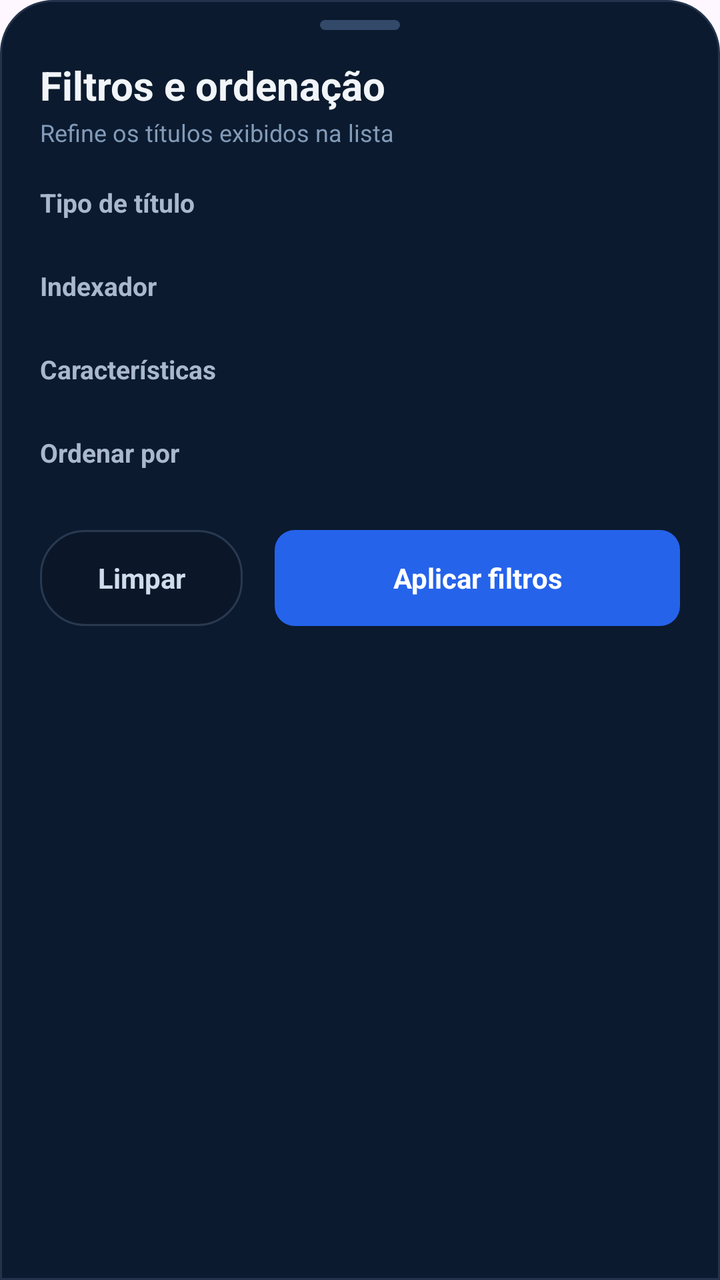
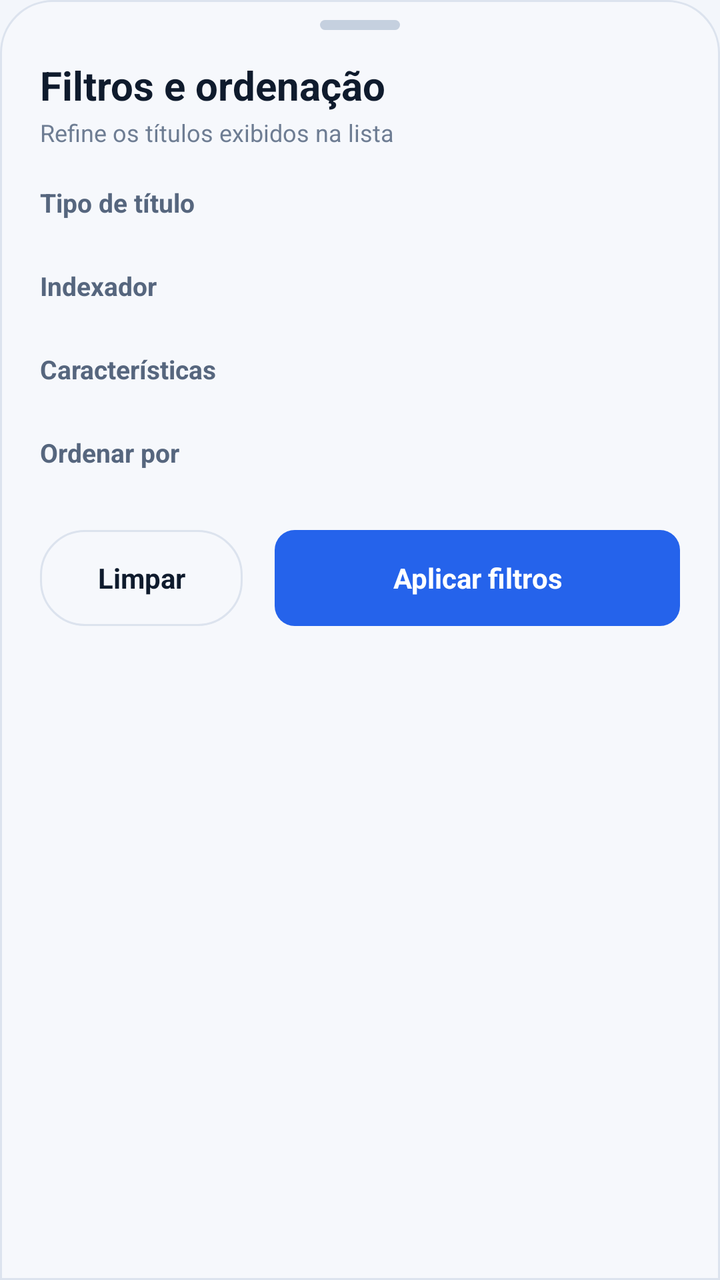

Screens rendered from an Android XML layout before and after an edit, with the pre-edit source and the edit as a unified diff.
<!-- AndroidManifest.xml: application theme Theme.AccurancyMobileApp -->
<!-- res/layout/sheet_filtros_renda_fixa.xml -->
<?xml version="1.0" encoding="utf-8"?>
<LinearLayout xmlns:android="http://schemas.android.com/apk/res/android"
    xmlns:app="http://schemas.android.com/apk/res-auto"
    android:layout_width="match_parent"
    android:layout_height="wrap_content"
    android:background="@drawable/bg_bottom_sheet_card"
    android:orientation="vertical">

    <View
        android:layout_width="40dp"
        android:layout_height="5dp"
        android:layout_gravity="center_horizontal"
        android:layout_marginTop="10dp"
        android:background="@drawable/bg_sheet_handle" />

    <ScrollView
        android:layout_width="match_parent"
        android:layout_height="wrap_content"
        android:overScrollMode="never"
        android:scrollbars="none">

        <LinearLayout
            android:id="@+id/conteudoSheetFiltros"
            android:layout_width="match_parent"
            android:layout_height="wrap_content"
            android:orientation="vertical"
            android:paddingHorizontal="20dp"
            android:paddingTop="14dp"
            android:paddingBottom="20dp">

            <TextView
                android:layout_width="match_parent"
                android:layout_height="wrap_content"
                android:text="Filtros e ordenação"
                android:textColor="#F1F5F9"
                android:textSize="20sp"
                android:textStyle="bold" />

            <TextView
                android:layout_width="match_parent"
                android:layout_height="wrap_content"
                android:layout_marginTop="2dp"
                android:text="Refine os títulos exibidos na lista"
                android:textColor="#829BB9"
                android:textSize="12sp" />

            <TextView
                android:layout_width="match_parent"
                android:layout_height="wrap_content"
                android:layout_marginTop="18dp"
                android:text="Tipo de título"
                android:textColor="#AAB8CC"
                android:textSize="13sp"
                android:textStyle="bold" />

            <com.google.android.material.chip.ChipGroup
                android:id="@+id/chipsTipo"
                android:layout_width="match_parent"
                android:layout_height="wrap_content"
                android:layout_marginTop="8dp"
                app:chipSpacingHorizontal="8dp"
                app:chipSpacingVertical="6dp"
                app:singleSelection="true"
                app:selectionRequired="true"/>

            <TextView
                android:layout_width="match_parent"
                android:layout_height="wrap_content"
                android:layout_marginTop="16dp"
                android:text="Indexador"
                android:textColor="#AAB8CC"
                android:textSize="13sp"
                android:textStyle="bold" />

            <com.google.android.material.chip.ChipGroup
                android:id="@+id/chipsIndexador"
                android:layout_width="match_parent"
                android:layout_height="wrap_content"
                android:layout_marginTop="8dp"
                app:chipSpacingHorizontal="8dp"
                app:chipSpacingVertical="6dp"
                app:singleSelection="true"
                app:selectionRequired="true"/>

            <TextView
                android:layout_width="match_parent"
                android:layout_height="wrap_content"
                android:layout_marginTop="16dp"
                android:text="Características"
                android:textColor="#AAB8CC"
                android:textSize="13sp"
                android:textStyle="bold" />

            <com.google.android.material.chip.ChipGroup
                android:id="@+id/chipsCaracteristicas"
                android:layout_width="match_parent"
                android:layout_height="wrap_content"
                android:layout_marginTop="8dp"
                app:chipSpacingHorizontal="8dp"
                app:chipSpacingVertical="6dp"
                />

            <TextView
                android:layout_width="match_parent"
                android:layout_height="wrap_content"
                android:layout_marginTop="16dp"
                android:text="Ordenar por"
                android:textColor="#AAB8CC"
                android:textSize="13sp"
                android:textStyle="bold" />

            <com.google.android.material.chip.ChipGroup
                android:id="@+id/chipsOrdem"
                android:layout_width="match_parent"
                android:layout_height="wrap_content"
                android:layout_marginTop="8dp"
                app:chipSpacingHorizontal="8dp"
                app:chipSpacingVertical="6dp"
                app:singleSelection="true"
                app:selectionRequired="true"/>

            <LinearLayout
                android:layout_width="match_parent"
                android:layout_height="wrap_content"
                android:layout_marginTop="22dp"
                android:orientation="horizontal">

                <TextView
                    android:id="@+id/btnLimparFiltrosRf"
                    android:layout_width="0dp"
                    android:layout_height="48dp"
                    android:layout_marginEnd="8dp"
                    android:layout_weight="1"
                    android:background="@drawable/bg_filtro_categoria"
                    android:clickable="true"
                    android:focusable="true"
                    android:gravity="center"
                    android:text="Limpar"
                    android:textColor="#D1DCEB"
                    android:textSize="14sp"
                    android:textStyle="bold" />

                <TextView
                    android:id="@+id/btnAplicarFiltrosRf"
                    android:layout_width="0dp"
                    android:layout_height="48dp"
                    android:layout_marginStart="8dp"
                    android:layout_weight="2"
                    android:background="@drawable/bg_btn_primary"
                    android:clickable="true"
                    android:focusable="true"
                    android:gravity="center"
                    android:text="Aplicar filtros"
                    android:textColor="#FFFFFF"
                    android:textSize="14sp"
                    android:textStyle="bold" />

            </LinearLayout>

        </LinearLayout>

    </ScrollView>

</LinearLayout>
<!-- resources referenced by this layout -->
<resources>
  <!-- drawable bg_bottom_sheet_card (drawable) -->
  <?xml version="1.0" encoding="utf-8"?>
  <shape xmlns:android="http://schemas.android.com/apk/res/android">
      <solid android:color="#0B1A2E" />
      <stroke
          android:width="1dp"
          android:color="#22334B" />
      <corners
          android:topLeftRadius="26dp"
          android:topRightRadius="26dp" />
  </shape>
  <!-- drawable bg_btn_primary (drawable) -->
  <?xml version="1.0" encoding="utf-8"?>
  <selector xmlns:android="http://schemas.android.com/apk/res/android">
      
      <item android:state_pressed="true">
          <shape android:shape="rectangle">
              <solid android:color="#1D4ED8" />
              <corners android:radius="10dp" />
          </shape>
      </item>
      
      <item>
          <shape android:shape="rectangle">
              <solid android:color="@color/btn_primary" />
              <corners android:radius="10dp" />
          </shape>
      </item>
  </selector>
  <!-- drawable bg_filtro_categoria (drawable) -->
  <?xml version="1.0" encoding="utf-8"?>
  <shape xmlns:android="http://schemas.android.com/apk/res/android">
      <solid android:color="#0B1729" />
      <stroke
          android:width="1dp"
          android:color="#293950" />
      <corners android:radius="22dp" />
  </shape>
  <!-- drawable bg_sheet_handle (drawable) -->
  <?xml version="1.0" encoding="utf-8"?>
  <shape xmlns:android="http://schemas.android.com/apk/res/android">
      <solid android:color="#33496A" />
      <corners android:radius="3dp" />
  </shape>
  <color name="btn_primary">#2563EB</color>
  <style name="Base.Theme.AccurancyMobileApp" parent="Theme.Material3.DayNight.NoActionBar">
          
          
  
      </style>
  <!-- unchanged entries left out for length: 1 -->
</resources>

<!-- the commit's change to res/layout/sheet_filtros_renda_fixa.xml (unified diff, before → after) -->
@@ -32,7 +32,7 @@
                 android:layout_width="match_parent"
                 android:layout_height="wrap_content"
                 android:text="Filtros e ordenação"
-                android:textColor="#F1F5F9"
+                android:textColor="@color/text_primary"
                 android:textSize="20sp"
                 android:textStyle="bold" />
 
@@ -41,7 +41,7 @@
                 android:layout_height="wrap_content"
                 android:layout_marginTop="2dp"
                 android:text="Refine os títulos exibidos na lista"
-                android:textColor="#829BB9"
+                android:textColor="@color/texto_fraco"
                 android:textSize="12sp" />
 
             <TextView
@@ -49,7 +49,7 @@
                 android:layout_height="wrap_content"
                 android:layout_marginTop="18dp"
                 android:text="Tipo de título"
-                android:textColor="#AAB8CC"
+                android:textColor="@color/text_secondary"
                 android:textSize="13sp"
                 android:textStyle="bold" />
 
@@ -68,7 +68,7 @@
                 android:layout_height="wrap_content"
                 android:layout_marginTop="16dp"
                 android:text="Indexador"
-                android:textColor="#AAB8CC"
+                android:textColor="@color/text_secondary"
                 android:textSize="13sp"
                 android:textStyle="bold" />
 
@@ -87,7 +87,7 @@
                 android:layout_height="wrap_content"
                 android:layout_marginTop="16dp"
                 android:text="Características"
-                android:textColor="#AAB8CC"
+                android:textColor="@color/text_secondary"
                 android:textSize="13sp"
                 android:textStyle="bold" />
 
@@ -105,7 +105,7 @@
                 android:layout_height="wrap_content"
                 android:layout_marginTop="16dp"
                 android:text="Ordenar por"
-                android:textColor="#AAB8CC"
+                android:textColor="@color/text_secondary"
                 android:textSize="13sp"
                 android:textStyle="bold" />
 
@@ -136,7 +136,7 @@
                     android:focusable="true"
                     android:gravity="center"
                     android:text="Limpar"
-                    android:textColor="#D1DCEB"
+                    android:textColor="@color/text_primary"
                     android:textSize="14sp"
                     android:textStyle="bold" />
 
<!-- resource entries referenced after the edit -->
@@ -1,12 +1,15 @@
 <!-- resources referenced by this layout -->
 <resources>
+  <color name="text_primary">#FF0F1B2D</color>
+  <color name="text_secondary">#FF56667E</color>
+  <color name="texto_fraco">#FF6E7D93</color>
   <!-- drawable bg_bottom_sheet_card (drawable) -->
   <?xml version="1.0" encoding="utf-8"?>
   <shape xmlns:android="http://schemas.android.com/apk/res/android">
-      <solid android:color="#0B1A2E" />
+      <solid android:color="@color/superficie_campo" />
       <stroke
           android:width="1dp"
-          android:color="#22334B" />
+          android:color="@color/borda" />
       <corners
           android:topLeftRadius="26dp"
           android:topRightRadius="26dp" />
@@ -17,7 +20,7 @@
       
       <item android:state_pressed="true">
           <shape android:shape="rectangle">
-              <solid android:color="#1D4ED8" />
+              <solid android:color="@color/primaria_forte" />
               <corners android:radius="10dp" />
           </shape>
       </item>
@@ -32,24 +35,63 @@
   <!-- drawable bg_filtro_categoria (drawable) -->
   <?xml version="1.0" encoding="utf-8"?>
   <shape xmlns:android="http://schemas.android.com/apk/res/android">
-      <solid android:color="#0B1729" />
+      <solid android:color="@color/superficie_campo" />
       <stroke
           android:width="1dp"
-          android:color="#293950" />
+          android:color="@color/borda" />
       <corners android:radius="22dp" />
   </shape>
   <!-- drawable bg_sheet_handle (drawable) -->
   <?xml version="1.0" encoding="utf-8"?>
   <shape xmlns:android="http://schemas.android.com/apk/res/android">
-      <solid android:color="#33496A" />
+      <solid android:color="@color/borda_forte" />
       <corners android:radius="3dp" />
   </shape>
-  <color name="btn_primary">#2563EB</color>
+  <color name="superficie_campo">#FFF6F8FC</color>
+  <color name="borda">#FFDCE3EE</color>
+  <color name="primaria_forte">#FF1D4ED8</color>
+  <color name="btn_primary">#FF2563EB</color>
+  <color name="borda_forte">#FFC5D0DF</color>
   <style name="Base.Theme.AccurancyMobileApp" parent="Theme.Material3.DayNight.NoActionBar">
+          <item name="colorPrimary">@color/primary_blue</item>
+          <item name="colorOnPrimary">@color/white</item>
+          <item name="colorPrimaryContainer">@color/superficie_selecionada</item>
+          <item name="colorOnPrimaryContainer">@color/text_primary</item>
+          <item name="colorSecondary">@color/link</item>
+          <item name="colorSurface">@color/card_background</item>
+          <item name="colorOnSurface">@color/text_primary</item>
+          <item name="colorOnSurfaceVariant">@color/text_secondary</item>
+          <item name="colorOnSecondary">@color/white</item>
+          <item name="colorSecondaryContainer">@color/superficie_selecionada</item>
+          <item name="colorOnSecondaryContainer">@color/text_primary</item>
           
-          
-  
+          <item name="colorSurfaceVariant">@color/card_background_2</item>
+          <item name="colorSurfaceContainerLowest">@color/card_background</item>
+          <item name="colorSurfaceContainerLow">@color/card_background</item>
+          <item name="colorSurfaceContainer">@color/card_background_2</item>
+          <item name="colorSurfaceContainerHigh">@color/card_background</item>
+          <item name="colorSurfaceContainerHighest">@color/trilho</item>
+          <item name="colorOutline">@color/borda_forte</item>
+          <item name="colorOutlineVariant">@color/borda</item>
+          <item name="colorError">@color/negativo_destaque</item>
+          <item name="android:colorBackground">@color/bg_deep</item>
+          <item name="android:windowBackground">@color/bg_deep</item>
+          <item name="android:textColorPrimary">@color/text_primary</item>
+          <item name="android:textColorSecondary">@color/text_secondary</item>
+          <item name="android:textColorHint">@color/text_placeholder</item>
+          <item name="android:windowLightStatusBar">@bool/barras_sistema_claras</item>
+          <item name="android:windowLightNavigationBar" tools:targetApi="27">@bool/barras_sistema_claras</item>
       </style>
+  <color name="primary_blue">#FF2563EB</color>
+  <color name="white">#FFFFFFFF</color>
+  <color name="superficie_selecionada">#FFE4EDFD</color>
+  <color name="link">#FF1D5BD8</color>
+  <color name="card_background">#FFFFFFFF</color>
+  <color name="card_background_2">#FFF1F5FA</color>
+  <color name="trilho">#FFE3E9F2</color>
+  <color name="negativo_destaque">#FFD93545</color>
+  <color name="bg_deep">#FFF3F6FB</color>
+  <color name="text_placeholder">#FF8A97AB</color>
   <!-- unchanged entries left out for length: 1 -->
 </resources>
 
